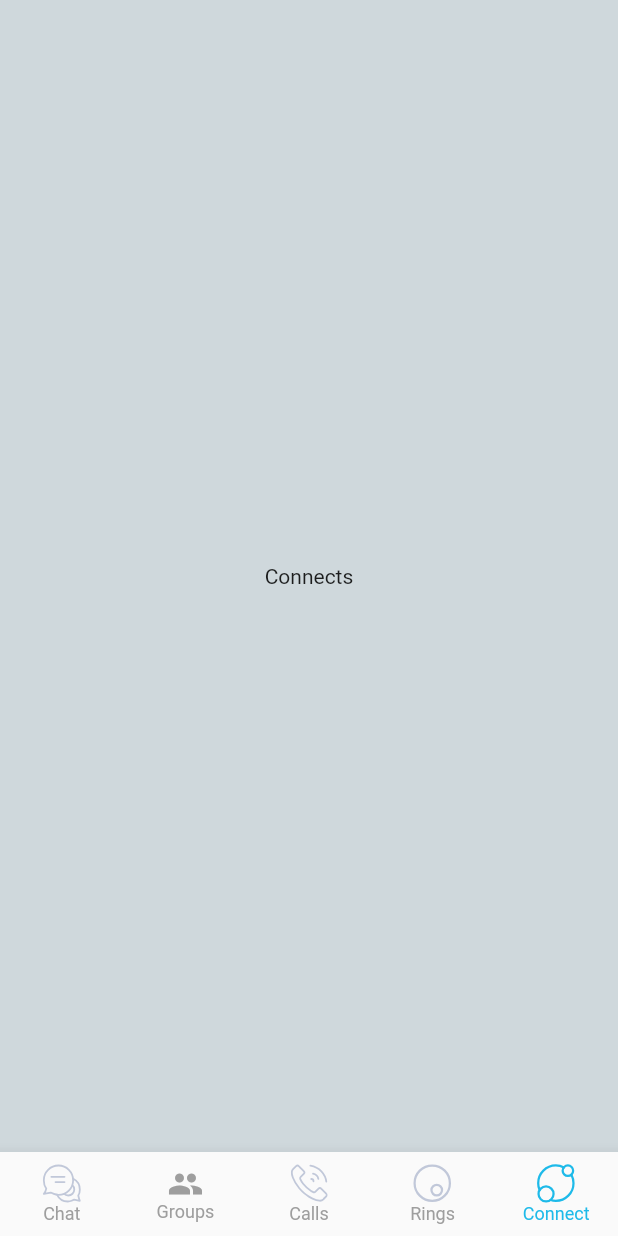
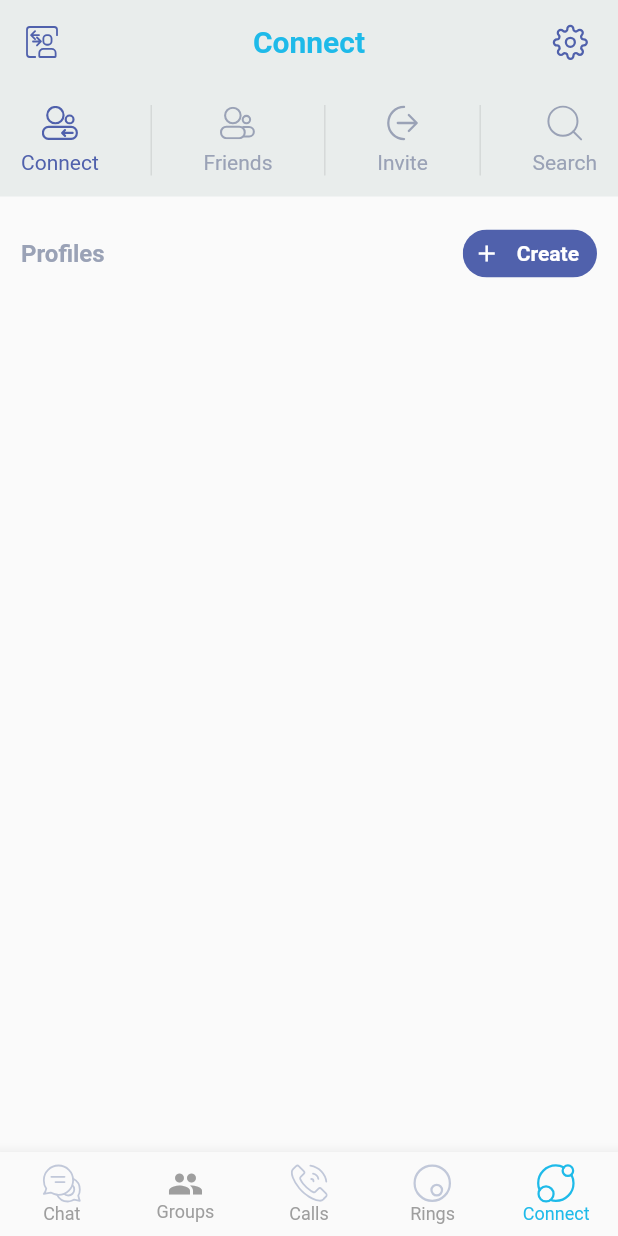
Before and after one commit to peekinternational/Ringy-Flutter, a Flutter app: the screen it shows after launch, item 5 of the bottom bar chosen, on a phone screen of 412 x 824 dp. Run offline on Flutter 3.47's test engine with Material 2 defaults, Android fonts, the light colour scheme and no system bars; our stand-ins replace auto_route, bloc, bloc_concurrency, cached_network_image, dartz, dio and 4 more; missing offline and left inert: encrypt.

Commit message:
ringy flutter update connect

```diff
--- /dev/null
+++ b/lib/ringy/application/connect/connect_pages_cubit.dart
@@ -0,0 +1,10 @@
+import 'package:bloc/bloc.dart';
+import 'package:meta/meta.dart';
+
+part 'connect_pages_state.dart';
+
+class ConnectPagesCubit extends Cubit<ConnectPagesInitial> {
+  ConnectPagesCubit() : super(ConnectPagesInitial(pageValue: 0));
+
+  void changePage(int value) => emit(ConnectPagesInitial(pageValue: value));
+}
--- /dev/null
+++ b/lib/ringy/application/connect/connect_pages_state.dart
@@ -0,0 +1,7 @@
+part of 'connect_pages_cubit.dart';
+
+class ConnectPagesInitial{
+  int pageValue;
+
+  ConnectPagesInitial({required this.pageValue});
+}
--- a/lib/ringy/presentation/home/chat/o2ochat/o2o_users/widgets/o2o_users.dart
+++ b/lib/ringy/presentation/home/chat/o2ochat/o2o_users/widgets/o2o_users.dart
@@ -17,9 +17,9 @@ class O2OUsers extends StatelessWidget {
           elevation: 0,
           centerTitle: true,
           backgroundColor: RingyColors.lightWhite,
-          title: const  Text(
+          title:  Text(
             'Chat',
-            style: TextStyle(fontWeight: FontWeight.bold,color: Colors.blue),
+            style: TextStyle(fontWeight: FontWeight.bold,color: RingyColors.blue),
           ),
         ),
         body: _buildBody(context));
--- /dev/null
+++ b/lib/ringy/presentation/home/connect/screens/connect_page.dart
@@ -0,0 +1,142 @@
+import 'package:flutter/material.dart';
+import 'package:flutter_svg/svg.dart';
+import 'package:ringy_flutter/ringy/application/connect/connect_pages_cubit.dart';
+import 'package:ringy_flutter/ringy/application/connect/connect_pages_cubit.dart';
+import 'package:flutter_bloc/flutter_bloc.dart';
+import 'package:ringy_flutter/ringy/presentation/home/connect/screens/pages/connect_screen.dart';
+import 'package:ringy_flutter/ringy/presentation/home/connect/screens/pages/friends_screen.dart';
+import 'package:ringy_flutter/ringy/presentation/home/connect/screens/pages/invite_screen.dart';
+import 'package:ringy_flutter/ringy/presentation/home/connect/screens/pages/search_screen.dart';
+import 'package:ringy_flutter/ringy/resources/constants.dart';
+import '../../../../resources/colors.dart';
+
+class ConnectPage extends StatelessWidget {
+  ConnectPage({Key? key}) : super(key: key);
+
+  var selectedColor = RingyColors.primaryColor;
+  var unSelectedColor = RingyColors.unSelectedColor;
+
+  @override
+  Widget build(BuildContext context) {
+    return BlocProvider<ConnectPagesCubit>(
+      create: (context) => ConnectPagesCubit(),
+      child: _buildScaffold(context),
+    );
+  }
+
+  _buildScaffold(BuildContext context) {
+    return Scaffold(
+      appBar: _buildAppBar(),
+      body: _buildBody(context),
+    );
+  }
+
+  _buildAppBar() {
+    return AppBar(
+      elevation: 0,
+      backgroundColor: RingyColors.lightWhite,
+      leading: InkWell(
+        splashColor: Colors.transparent,
+        onTap: () => {},
+        child: SvgPicture.asset(
+          "assets/images/friend_request_icon.svg",
+          fit: BoxFit.scaleDown,
+        ),
+      ),
+      actions: [
+        InkWell(
+          splashColor: Colors.transparent,
+          onTap: () => {},
+          child: SvgPicture.asset(
+            "assets/images/settings_icon.svg",
+            width: 24,
+            height: 24,
+          ),
+        ),
+        const SizedBox(width: 20)
+      ],
+      centerTitle: true,
+      title: Text('Connect',
+          style:
+          TextStyle(color: RingyColors.blue, fontWeight: FontWeight.bold)),
+    );
+  }
+
+  Widget _buildBody(BuildContext context) {
+    return Column(
+      children: [
+        Container(
+          color: RingyColors.lightWhite,
+          padding: const EdgeInsets.all(14),
+          height: 75,
+          child: Row(
+            children: [
+              _buildConnectView(
+                  "assets/images/connect_friend_icon.svg", "Connect", 0),
+              const VerticalDivider(thickness: 0.7),
+              _buildConnectView("assets/images/friends_icon.svg", "Friends", 1),
+              const VerticalDivider(thickness: 0.7),
+              _buildConnectView("assets/images/invite_icon.svg", "Invite", 2),
+              const VerticalDivider(thickness: 0.7),
+              _buildConnectView("assets/images/search_icon.svg", "Search", 3),
+            ],
+            mainAxisSize: MainAxisSize.max,
+            mainAxisAlignment: MainAxisAlignment.spaceBetween,
+          ),
+        ),
+        BlocBuilder<ConnectPagesCubit, ConnectPagesInitial>(
+          builder: (context, state) {
+            return Expanded(
+              child: state.pageValue == Constants.connectPage ?
+              const ConnectScreen() :
+              state.pageValue == Constants.friendsPage ?
+              const FriendsScreen() :
+              state.pageValue == Constants.invitePage ?
+              const InviteScreen() :
+              const SearchScreen(),
+            );
+          },
+        )
+      ],
+    );
+  }
+
+  Widget _buildConnectView(String imgUrl, String title, int position) {
+    return BlocBuilder<ConnectPagesCubit, ConnectPagesInitial>(
+      builder: (context, state) {
+        return Column(
+          children: [
+            InkWell(
+              onTap: () =>
+              {
+                BlocProvider.of<ConnectPagesCubit>(context).changePage(position)
+              },
+              child: Column(
+                children: [
+                  SvgPicture.asset(
+                    imgUrl,
+                    width: 24,
+                    height: 24,
+                    color:
+                    position == state.pageValue
+                        ? selectedColor
+                        : unSelectedColor,
+                  ),
+                  const SizedBox(height: 6,),
+                  Text(
+                    title,
+                    style: TextStyle(
+                        color: position == state.pageValue
+                            ? selectedColor
+                            : unSelectedColor),
+                  )
+                ],
+              ),
+            ),
+          ],
+        );
+      },
+    );
+  }
+
+}
--- /dev/null
+++ b/lib/ringy/presentation/home/connect/screens/pages/connect_screen.dart
@@ -0,0 +1,37 @@
+import 'package:flutter/material.dart';
+import 'package:ringy_flutter/ringy/resources/colors.dart';
+
+class ConnectScreen extends StatelessWidget {
+  const ConnectScreen({Key? key}) : super(key: key);
+
+  @override
+  Widget build(BuildContext context) {
+    return Column(
+      children: [
+        Container(
+          padding: const EdgeInsets.all(14),
+          child: Row(
+            children: [
+              Text(
+                "Profiles",
+                style: TextStyle(color: RingyColors.unSelectedColor,
+                    fontWeight: FontWeight.bold,
+                    fontSize: 16),
+              ),
+              Chip(
+                  backgroundColor: RingyColors.primaryColor,
+                  avatar: const Icon(Icons.add,color: Colors.white),
+                  label: const Text(
+                    "Create",
+                    style: TextStyle(color: Colors.white,
+                        fontWeight: FontWeight.bold,
+                    fontSize: 14),
+                  ))
+            ],
+            mainAxisAlignment: MainAxisAlignment.spaceBetween,
+          ),
+        ),
+      ],
+    );
+  }
+}
--- /dev/null
+++ b/lib/ringy/presentation/home/connect/screens/pages/friends_screen.dart
@@ -0,0 +1,10 @@
+import 'package:flutter/material.dart';
+
+class FriendsScreen extends StatelessWidget {
+  const FriendsScreen({Key? key}) : super(key: key);
+
+  @override
+  Widget build(BuildContext context) {
+    return const Center(child: Text("Friends Screen"),);
+  }
+}
--- /dev/null
+++ b/lib/ringy/presentation/home/connect/screens/pages/invite_screen.dart
@@ -0,0 +1,10 @@
+import 'package:flutter/material.dart';
+
+class InviteScreen extends StatelessWidget {
+  const InviteScreen({Key? key}) : super(key: key);
+
+  @override
+  Widget build(BuildContext context) {
+    return const Center(child: Text("Invite Screen"),);
+  }
+}
--- /dev/null
+++ b/lib/ringy/presentation/home/connect/screens/pages/search_screen.dart
@@ -0,0 +1,10 @@
+import 'package:flutter/material.dart';
+
+class SearchScreen extends StatelessWidget {
+  const SearchScreen({Key? key}) : super(key: key);
+
+  @override
+  Widget build(BuildContext context) {
+    return const Center(child: Text("Search Screen"),);
+  }
+}
--- a/lib/ringy/presentation/home/home_page.dart
+++ b/lib/ringy/presentation/home/home_page.dart
@@ -6,6 +6,8 @@ import 'package:ringy_flutter/ringy/presentation/core/widgets/error_retry_widget
 import 'package:ringy_flutter/ringy/presentation/home/chat/o2ochat/o2o_users/widgets/o2o_users.dart';
 import 'package:ringy_flutter/ringy/resources/colors.dart';
 import 'dart:developer';
+
+import 'connect/screens/connect_page.dart';
 
 class HomePage extends StatefulWidget {
   const HomePage({Key? key}) : super(key: key);
@@ -34,9 +36,7 @@ class _HomePageState extends State<HomePage> {
           child: Text('Rings'),
         );
       case 4:
-        return const Center(
-          child: Text('Connects'),
-        );
+        return  ConnectPage();
       default:
         return ErrorRetryWidget("error!", () => {
         });
--- a/lib/ringy/resources/colors.dart
+++ b/lib/ringy/resources/colors.dart
@@ -5,4 +5,6 @@ mixin RingyColors {
   static Color blue = const Color(0xff1ebae9);
   static Color primaryColor2 = const Color(0xFFE81123);
   static Color lightWhite = const Color(0xFFE9EDEC);
+  static Color unSelectedColor = const Color(0xFF9AA2B6);
+  static Color primaryColor = const Color(0xFF5061AC);
 }
--- a/lib/ringy/resources/constants.dart
+++ b/lib/ringy/resources/constants.dart
@@ -16,10 +16,10 @@ class Constants {
   static const String IMAGES_URL = "https://ringy.jp:22000/images/chatImages/";
 
 
-  // static const int messageTypeMessage = 1;
-  // static const int messageTypeFile = 1;
-  // static const int messageTypeImage = 1;
-  // static const int messageTypeVideo = 1;
+  static const int connectPage = 0;
+  static const int friendsPage = 1;
+  static const int invitePage = 2;
+  static const int searchPage = 3;
   // static const int messageTypeAudio = 1;
   // static const int messageTypeLocation = 1;
 }
```
Also changed, not shown: lib/ringy/application/chat/chat_list_bloc/chat_list_bloc.dart (+0 -20 lines), assets/images/connect_friend_icon.svg (added), assets/images/friend_request_icon.svg (added), assets/images/friends_icon.svg (added), assets/images/invite_icon.svg (added), assets/images/rings_icon.svg (added), assets/images/search_icon.svg (added), assets/images/settings_icon.svg (added), 1 other file.
